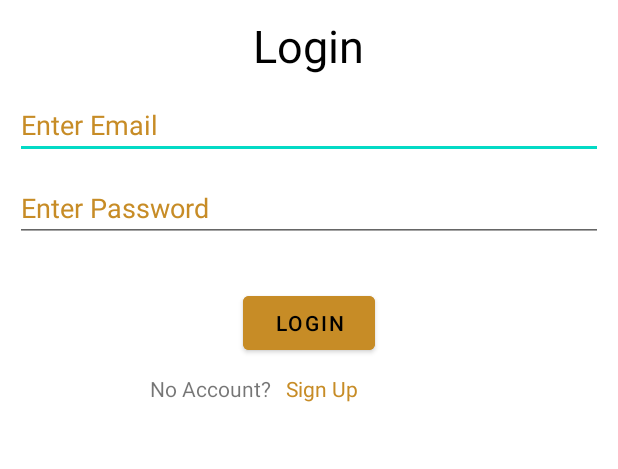
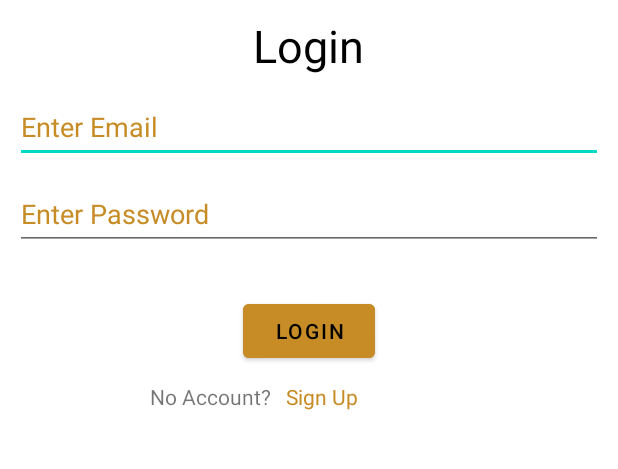
Before and after one commit to essyy/MyMoneyApp-1, an Android app: the screen it shows after launch (LoginActivity), on a phone screen of 412 x 824 dp, the part 300-769 px from its top. Run offline under Robolectric (Android 15) with nearby library versions, the phone set to English and light mode, and no system bars; our stand-ins replace Firebase (no records; nobody signed in at launch, a user with empty details on screens opened directly).

Commit message:
Changes to the user interface

```diff
--- a/app/src/main/res/layout/activity_login.xml
+++ b/app/src/main/res/layout/activity_login.xml
@@ -36,6 +36,7 @@
         android:layout_marginTop="10dp"
         android:hint="Enter Email"
         android:inputType="textEmailAddress"
+        android:minHeight="48dp"
         android:textColorHint="@color/app_theme" />
 
     <EditText
@@ -43,22 +44,24 @@
         android:layout_width="match_parent"
         android:layout_height="wrap_content"
         android:layout_below="@id/loginEmail"
+        android:layout_marginHorizontal="10dp"
         android:layout_marginTop="10dp"
-        android:layout_marginHorizontal="10dp"
         android:hint="Enter Password"
-        android:textColorHint="@color/app_theme"
-        android:inputType="textPassword"/>
+        android:inputType="textPassword"
+        android:minHeight="48dp"
+        android:textColorHint="@color/app_theme" />
 
     <Button
         android:id="@+id/loginBtn"
         android:layout_width="wrap_content"
         android:layout_height="wrap_content"
         android:layout_below="@id/loginPassword"
+        android:layout_centerHorizontal="true"
         android:layout_marginTop="30dp"
+        android:backgroundTint="@color/app_theme"
+        android:text="Login"
         android:textColor="@color/black"
-        android:backgroundTint="@color/app_theme"
-        android:layout_centerHorizontal="true"
-        android:text="Login"/>
+        tools:ignore="DuplicateSpeakableTextCheck" />
 
     <TextView
         android:id="@+id/acc_signup"
@@ -73,12 +76,13 @@
         android:id="@+id/signup"
         android:layout_width="wrap_content"
         android:layout_height="wrap_content"
+        android:layout_below="@id/loginBtn"
+        android:layout_marginLeft="10dp"
+        android:layout_marginTop="10dp"
+        android:layout_toRightOf="@id/acc_signup"
+        android:minHeight="48dp"
+        android:onClick="Register"
         android:text="Sign Up"
-        android:textColor="@color/app_theme"
-        android:layout_below="@id/loginBtn"
-        android:layout_marginTop="10dp"
-        android:layout_marginLeft="10dp"
-        android:layout_toRightOf="@id/acc_signup"
-        android:onClick="Register"/>
+        android:textColor="@color/app_theme" />
 
 </RelativeLayout>
```
